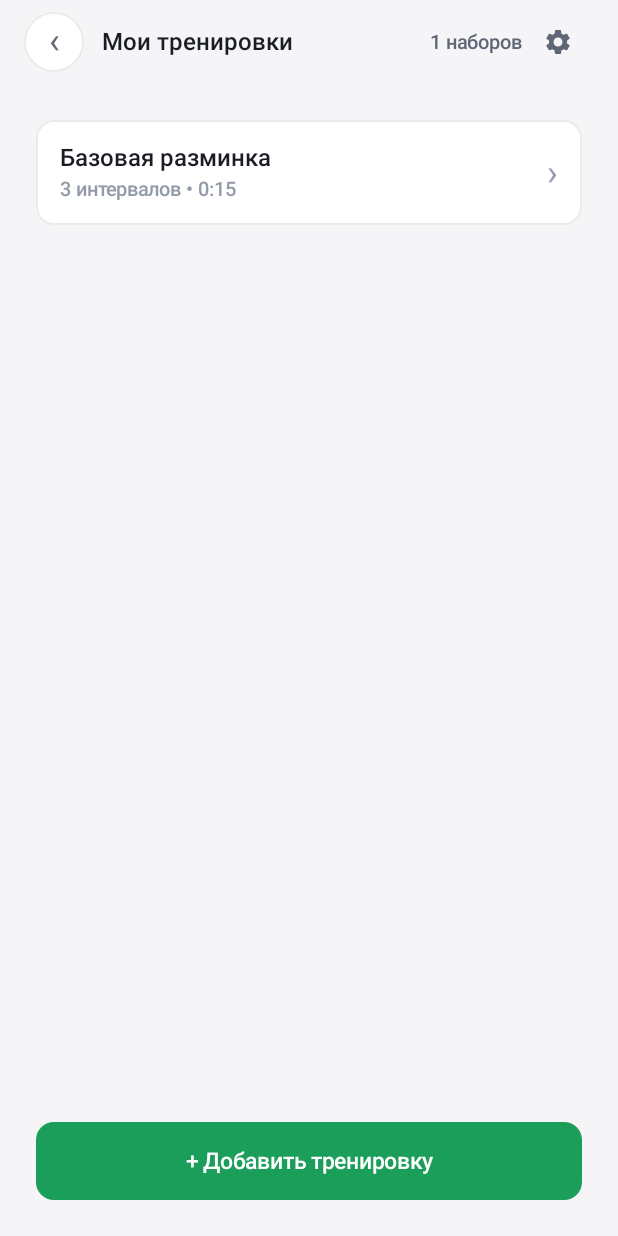
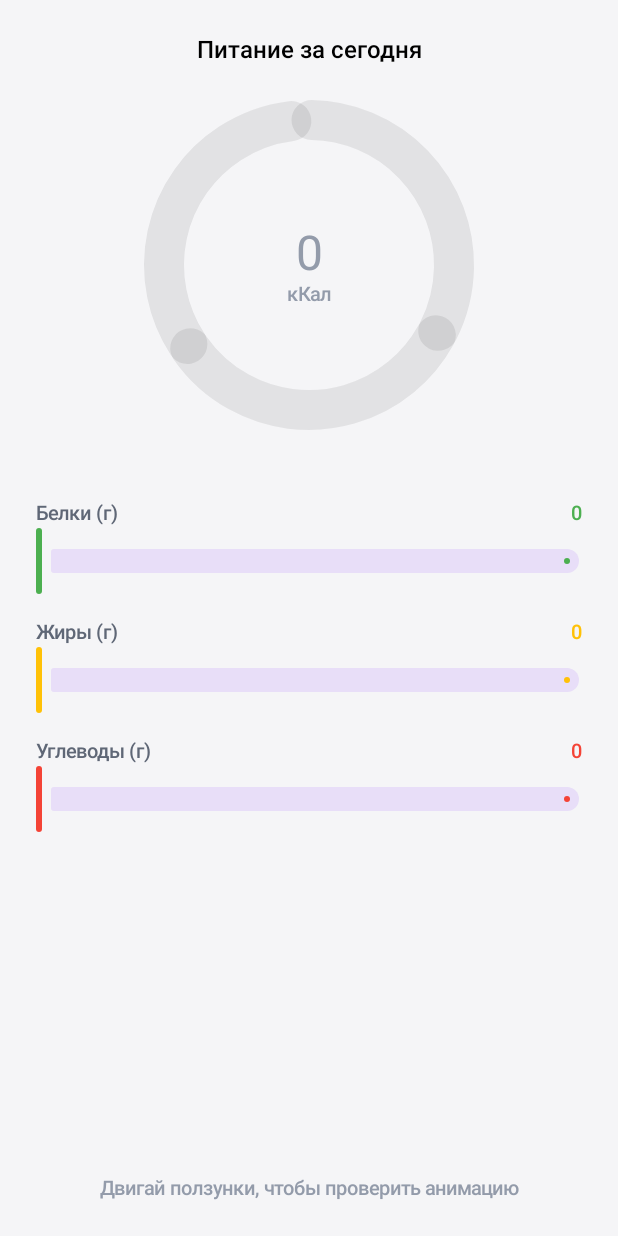
Before and after one commit to satan-claus/fatless, an Android app built with Jetpack Compose: the screen it shows after launch (MainActivity), on a phone screen of 412 x 824 dp. Run offline under Robolectric (Android 15) with nearby library versions, the light colour scheme and no system bars; our stand-ins replace Dagger/Hilt's generated code.

Commit message:
Добавлен экран настроек "Питание", создан компонент NutritionalValueView.kt

```diff
--- /dev/null
+++ b/app/src/main/java/com/niked/fatless/ui/component/NutritionalValueView.kt
@@ -0,0 +1,112 @@
+package com.niked.fatless.ui.component
+
+import androidx.compose.animation.core.animateFloatAsState
+import androidx.compose.animation.core.tween
+import androidx.compose.foundation.Canvas
+import androidx.compose.foundation.layout.Box
+import androidx.compose.foundation.layout.Column
+import androidx.compose.foundation.layout.size
+import androidx.compose.material3.Text
+import androidx.compose.runtime.Composable
+import androidx.compose.runtime.getValue
+import androidx.compose.ui.Alignment
+import androidx.compose.ui.Modifier
+import androidx.compose.ui.geometry.Offset
+import androidx.compose.ui.geometry.Size
+import androidx.compose.ui.graphics.StrokeCap
+import androidx.compose.ui.graphics.drawscope.Stroke
+import androidx.compose.ui.unit.Dp
+import androidx.compose.ui.unit.dp
+import androidx.compose.ui.unit.sp
+import com.niked.fatless.ui.theme.*
+
+@Composable
+fun NutritionalValueView(
+    modifier: Modifier = Modifier,
+    proteins: Float,
+    fats: Float,
+    carbs: Float,
+    calories: Int,
+    size: Dp = 200.dp
+) {
+    val total = proteins + fats + carbs
+    val isEmpty = total == 0f
+
+    // Анимируем углы. Если пусто — фиксируем по 120 (с учетом зазоров)
+    val animatedProteins by animateFloatAsState(
+        targetValue = if (isEmpty) 118f else (proteins / total) * 360f,
+        animationSpec = tween(1000)
+    )
+    val animatedFats by animateFloatAsState(
+        targetValue = if (isEmpty) 118f else (fats / total) * 360f,
+        animationSpec = tween(1000)
+    )
+    val animatedCarbs by animateFloatAsState(
+        targetValue = if (isEmpty) 118f else (carbs / total) * 360f,
+        animationSpec = tween(1000)
+    )
+
+    Box(modifier = modifier.size(size), contentAlignment = Alignment.Center) {
+        Canvas(modifier = Modifier.size(size)) {
+            val strokeWidth = 40f // Сделал чуть тоньше для изящности
+            val arcSize = size.toPx() - strokeWidth
+            val topLeft = Offset(strokeWidth / 2, strokeWidth / 2)
+            val drawingSize = Size(arcSize, arcSize)
+
+            // Если пусто — используем серый, если нет — наши сочные цвета
+            val pColor = if (isEmpty) AppBorder else ColorProteins
+            val fColor = if (isEmpty) AppBorder else ColorFats
+            val cColor = if (isEmpty) AppBorder else ColorCarbohydrates
+
+            // Зазор между секторами (в градусах)
+            val gap = 2f
+
+            // Белки
+            drawArc(
+                color = pColor,
+                startAngle = -90f + (gap / 2),
+                sweepAngle = animatedProteins - gap,
+                useCenter = false,
+                topLeft = topLeft,
+                size = drawingSize,
+                style = Stroke(width = strokeWidth, cap = StrokeCap.Round) // Скругленные края добавят стиля
+            )
+
+            // Жиры
+            drawArc(
+                color = fColor,
+                startAngle = -90f + animatedProteins + (gap / 2),
+                sweepAngle = animatedFats - gap,
+                useCenter = false,
+                topLeft = topLeft,
+                size = drawingSize,
+                style = Stroke(width = strokeWidth, cap = StrokeCap.Round)
+            )
+
+            // Углеводы
+            drawArc(
+                color = cColor,
+                startAngle = -90f + animatedProteins + animatedFats + (gap / 2),
+                sweepAngle = animatedCarbs - gap,
+                useCenter = false,
+                topLeft = topLeft,
+                size = drawingSize,
+                style = Stroke(width = strokeWidth, cap = StrokeCap.Round)
+            )
+        }
+
+        // Центр (Калории)
+        Column(horizontalAlignment = Alignment.CenterHorizontally) {
+            Text(
+                text = if (isEmpty) "0" else calories.toString(),
+                style = AppTypography.titleLarge.copy(fontSize = 32.sp),
+                color = if (isEmpty) AppTextTertiary else AppTextPrimary
+            )
+            Text(
+                text = "кКал",
+                style = AppTypography.bodySmall,
+                color = AppTextTertiary
+            )
+        }
+    }
+}
--- a/app/src/main/java/com/niked/fatless/ui/navigation/FatLessNavGraph.kt
+++ b/app/src/main/java/com/niked/fatless/ui/navigation/FatLessNavGraph.kt
@@ -8,6 +8,7 @@ import androidx.navigation.compose.composable
 import androidx.navigation.compose.rememberNavController
 import androidx.navigation.navArgument
 import com.niked.fatless.ui.MainActivity
+import com.niked.fatless.ui.screen.NutritionScreen
 import com.niked.fatless.ui.screen.SettingsScreen
 import com.niked.fatless.ui.screen.WorkoutScreen
 import com.niked.fatless.ui.screen.WorkoutCreateScreen
@@ -20,8 +21,13 @@ fun FatLessNavGraph() {
 
     NavHost(
         navController = navController,
-        startDestination = Screen.WorkoutList.route
+        startDestination = Screen.Nutrition.route
     ) {
+        composable(Screen.Nutrition.route) {
+            NutritionScreen(
+                onBackClick = { navController.popBackStack() }
+            )
+        }
         composable(Screen.Settings.route) {
             SettingsScreen(
                 onBackClick = { navController.popBackStack() }
--- a/app/src/main/java/com/niked/fatless/ui/navigation/Screen.kt
+++ b/app/src/main/java/com/niked/fatless/ui/navigation/Screen.kt
@@ -1,6 +1,7 @@
 package com.niked.fatless.ui.navigation
 
 sealed class Screen(val route: String) {
+    object Nutrition : Screen(route = "nutrition")
     object Settings : Screen(route = "settings")
     object WorkoutCreate : Screen("workout_create")
     object WorkoutList : Screen("workout_list")
--- /dev/null
+++ b/app/src/main/java/com/niked/fatless/ui/screen/NutritionScreen.kt
@@ -0,0 +1,77 @@
+package com.niked.fatless.ui.screen
+
+import androidx.compose.foundation.background
+import androidx.compose.foundation.layout.*
+import androidx.compose.material3.*
+import androidx.compose.runtime.*
+import androidx.compose.ui.Alignment
+import androidx.compose.ui.Modifier
+import androidx.compose.ui.unit.dp
+import androidx.hilt.navigation.compose.hiltViewModel
+import com.niked.fatless.ui.component.NutritionalValueView
+import com.niked.fatless.ui.theme.*
+import com.niked.fatless.ui.viewmodel.NutritionViewModel
+
+@Composable
+fun NutritionScreen(
+    onBackClick: () -> Unit,
+    viewModel: NutritionViewModel = hiltViewModel()
+) {
+    val state by viewModel.uiState.collectAsState()
+
+    Column(
+        modifier = Modifier
+            .fillMaxSize()
+            .background(AppBackground)
+            .statusBarsPadding()
+            .padding(horizontal = 24.dp),
+        horizontalAlignment = Alignment.CenterHorizontally
+    ) {
+        Text(
+            text = "Питание за сегодня",
+            style = AppTypography.titleMedium,
+            modifier = Modifier.padding(vertical = 24.dp)
+        )
+
+        // 1. НАШ КРУТОЙ КРУЖОК
+        NutritionalValueView(
+            proteins = state.proteins,
+            fats = state.fats,
+            carbs = state.carbs,
+            calories = viewModel.calculateCalories(),
+            size = 220.dp
+        )
+
+        Spacer(modifier = Modifier.height(40.dp))
+
+        // 2. СЛАЙДЕРЫ ДЛЯ ТЕСТА
+        NutritionTestSlider("Белки (г)", state.proteins, ColorProteins) { viewModel.updateProteins(it) }
+        NutritionTestSlider("Жиры (г)", state.fats, ColorFats) { viewModel.updateFats(it) }
+        NutritionTestSlider("Углеводы (г)", state.carbs, ColorCarbohydrates) { viewModel.updateCarbs(it) }
+
+        Spacer(modifier = Modifier.weight(1f))
+
+        Text(
+            text = "Двигай ползунки, чтобы проверить анимацию",
+            style = AppTypography.bodySmall,
+            color = AppTextTertiary,
+            modifier = Modifier.padding(bottom = 24.dp)
+        )
+    }
+}
+
+@Composable
+fun NutritionTestSlider(label: String, value: Float, color: androidx.compose.ui.graphics.Color, onValueChange: (Float) -> Unit) {
+    Column(modifier = Modifier.fillMaxWidth().padding(vertical = 8.dp)) {
+        Row(modifier = Modifier.fillMaxWidth(), horizontalArrangement = Arrangement.SpaceBetween) {
+            Text(text = label, style = AppTypography.bodySmall, color = AppTextSecondary)
+            Text(text = value.toInt().toString(), style = AppTypography.bodySmall, color = color)
+        }
+        Slider(
+            value = value,
+            onValueChange = onValueChange,
+            valueRange = 0f..200f,
+            colors = SliderDefaults.colors(thumbColor = color, activeTrackColor = color)
+        )
+    }
+}
--- a/app/src/main/java/com/niked/fatless/ui/theme/Color.kt
+++ b/app/src/main/java/com/niked/fatless/ui/theme/Color.kt
@@ -21,3 +21,8 @@ val AppError = Color(0xFFDC3545)          // --error
 
 // Прозрачности для границ и заливок
 val AppBorder = Color(0x14000000)          // --border (8% black)
+
+val ColorProteins = Color(0xFF4CAF50) // Зеленый (Белки)
+val ColorFats = Color(0xFFFFC107)     // Желтый (Жиры)
+val ColorCarbohydrates = Color(0xFFF44336) // Красный (Углеводы)
+val ColorCalories = Color(0xFF2196F3) // Синий (Центр/Калории)
--- /dev/null
+++ b/app/src/main/java/com/niked/fatless/ui/viewmodel/NutritionViewModel.kt
@@ -0,0 +1,29 @@
+package com.niked.fatless.ui.viewmodel
+
+import androidx.lifecycle.ViewModel
+import kotlinx.coroutines.flow.MutableStateFlow
+import kotlinx.coroutines.flow.asStateFlow
+import kotlinx.coroutines.flow.update
+import javax.inject.Inject
+
+class NutritionViewModel @Inject constructor() : ViewModel() {
+
+    private val _uiState = MutableStateFlow(NutritionUiState())
+    val uiState = _uiState.asStateFlow()
+
+    fun updateProteins(value: Float) = _uiState.update { it.copy(proteins = value) }
+    fun updateFats(value: Float) = _uiState.update { it.copy(fats = value) }
+    fun updateCarbs(value: Float) = _uiState.update { it.copy(carbs = value) }
+
+    // Калории считаем на лету: 1г белка/углей = 4ккал, 1г жира = 9ккал
+    fun calculateCalories(): Int {
+        val s = _uiState.value
+        return ((s.proteins * 4) + (s.carbs * 4) + (s.fats * 9)).toInt()
+    }
+}
+
+data class NutritionUiState(
+    val proteins: Float = 0f,
+    val fats: Float = 0f,
+    val carbs: Float = 0f
+)
```
